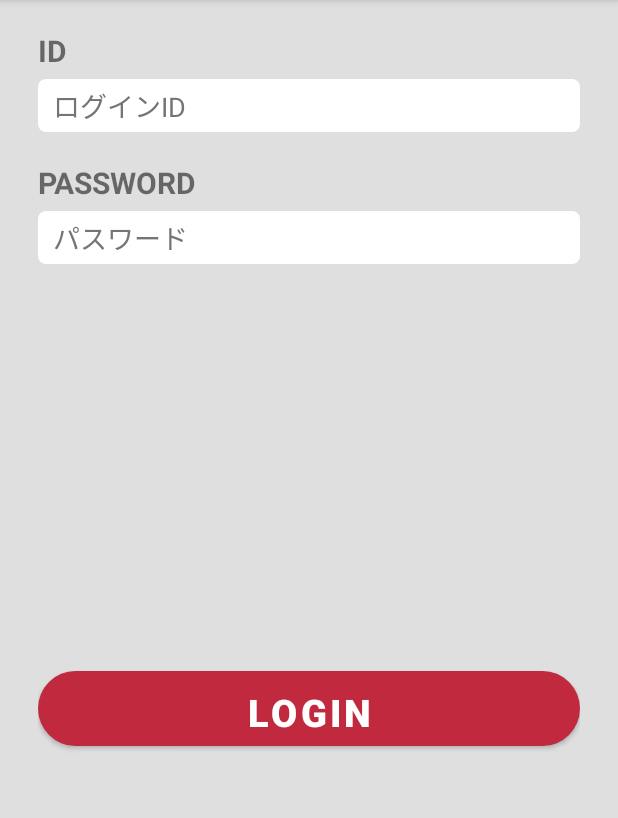
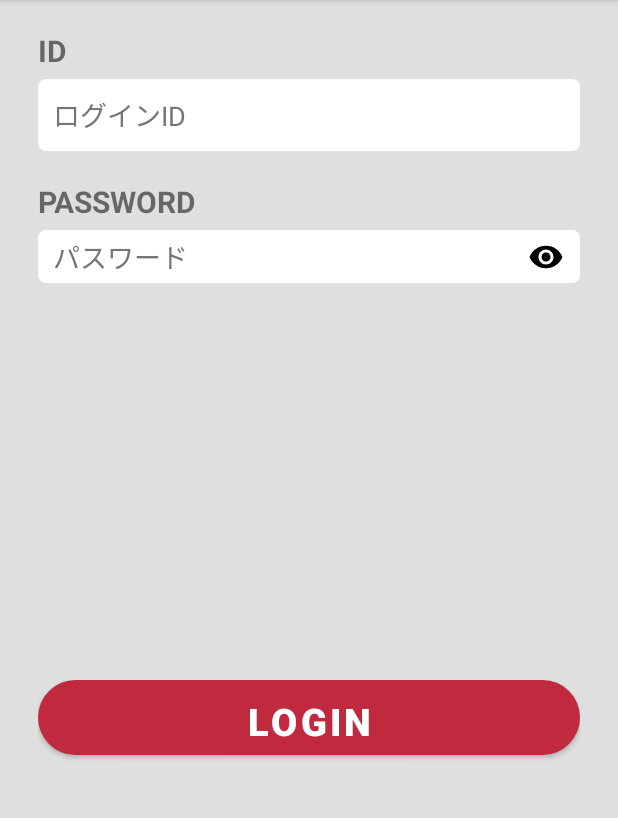
Before and after one commit to naotiiii/pvg-android-2023, an Android app: the screen it shows after launch (LoginActivity), on a phone screen of 412 x 824 dp, the part 84-902 px from its top. Run offline under Robolectric (Android 15) with nearby library versions, the phone set to English and light mode, and no system bars.

Commit message:
パスワード入力欄にVisibilityの設定を追加

```diff
--- a/pvg2023/app/src/main/java/com/pvg/pvg2023/ui/login/LoginActivity.kt
+++ b/pvg2023/app/src/main/java/com/pvg/pvg2023/ui/login/LoginActivity.kt
@@ -1,12 +1,16 @@
 package com.pvg.pvg2023.ui.login
 
+import android.annotation.SuppressLint
 import android.content.Intent
 import android.os.Bundle
-import android.os.PersistableBundle
+import android.text.InputType
+import android.widget.EditText
+import android.widget.ImageButton
 import androidx.appcompat.app.AppCompatActivity
 import com.pvg.pvg2023.MainActivity
 import com.pvg.pvg2023.R
 import com.pvg.pvg2023.databinding.ActivityLoginBinding
+
 
 /**
  * ログイン画面
@@ -14,14 +18,30 @@ import com.pvg.pvg2023.databinding.ActivityLoginBinding
 class LoginActivity: AppCompatActivity() {
 
     private lateinit var binding: ActivityLoginBinding
+    /** Pass EditText */
+    private lateinit var passEditText: EditText
+    /** Visibility Button */
+    private lateinit var visibilityButton: ImageButton
+    /** パスワード表示・非表示フラグ */
+    private var isVisibilityPass = false
+
     /** ログインボタン */
 
     override fun onCreate(savedInstanceState: Bundle?) {
         super.onCreate(savedInstanceState)
-
         binding = ActivityLoginBinding.inflate(layoutInflater)
         setContentView(binding.root)
 
+        /// Pass EditText
+        passEditText = binding.editTextPass
+        passEditText.inputType = InputType.TYPE_CLASS_TEXT or InputType.TYPE_TEXT_VARIATION_PASSWORD
+        /// パスワード表示・非表示ボタン
+        visibilityButton = binding.imageButtonVisibility
+        visibilityButton.setBackgroundResource(R.color.transparent)
+        visibilityButton.setOnClickListener {
+            onClickVisibility()
+        }
+        /// ログインボタン
         val loginButton = binding.buttonLogin
         loginButton.setOnClickListener {
             onClickLoginButton()
@@ -36,4 +56,22 @@ class LoginActivity: AppCompatActivity() {
         startActivity(intent)
         finish()
     }
+
+    /**
+     * パスワードの表示・非表示
+     */
+    @SuppressLint("UseCompatLoadingForDrawables")
+    private fun onClickVisibility() {
+        isVisibilityPass = !isVisibilityPass
+
+        if (isVisibilityPass) {
+            /// パスワード表示
+            visibilityButton.setImageDrawable(getDrawable(R.drawable.ic_visibility_off_24))
+            passEditText.inputType = InputType.TYPE_CLASS_TEXT or InputType.TYPE_TEXT_VARIATION_VISIBLE_PASSWORD
+        } else {
+            /// パスワード非表示
+            visibilityButton.setImageDrawable(getDrawable(R.drawable.ic_visibility_24))
+            passEditText.inputType = InputType.TYPE_CLASS_TEXT or InputType.TYPE_TEXT_VARIATION_PASSWORD
+        }
+    }
 }
--- a/pvg2023/app/src/main/res/layout/activity_login.xml
+++ b/pvg2023/app/src/main/res/layout/activity_login.xml
@@ -25,7 +25,7 @@
     <EditText
         android:id="@+id/id_edit_text"
         android:layout_width="0dp"
-        android:layout_height="35dp"
+        android:layout_height="48dp"
         android:layout_marginTop="5dp"
         android:background="@drawable/round_edit_text"
         android:hint="@string/login_id_placeholder"
@@ -64,6 +64,17 @@
         app:layout_constraintStart_toStartOf="parent"
         app:layout_constraintTop_toBottomOf="@id/pass_text" />
 
+    <ImageButton
+        android:id="@+id/image_button_visibility"
+        android:layout_width="45dp"
+        android:layout_height="45dp"
+        android:padding="10dp"
+        android:src="@drawable/ic_visibility_24"
+        app:layout_constraintTop_toTopOf="@id/edit_text_pass"
+        app:layout_constraintBottom_toBottomOf="@id/edit_text_pass"
+        app:layout_constraintEnd_toEndOf="parent"
+        />
+
     <Button
         android:id="@+id/button_login"
         android:layout_width="0dp"
--- a/pvg2023/app/src/main/res/values/colors.xml
+++ b/pvg2023/app/src/main/res/values/colors.xml
@@ -10,5 +10,6 @@
 
     <color name="main_back_color">#DFDFDF</color>
     <color name="main_color">#C1293E</color>
+    <color name="transparent">#00000000</color>
 
 </resources>
```
